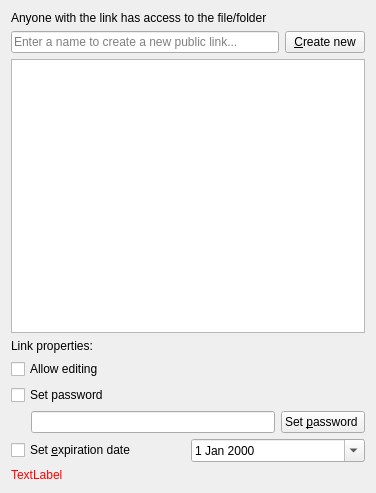
Above: src/gui/sharelinkwidget.ui from nextcloud/desktop before the change. Below: the same form after it.
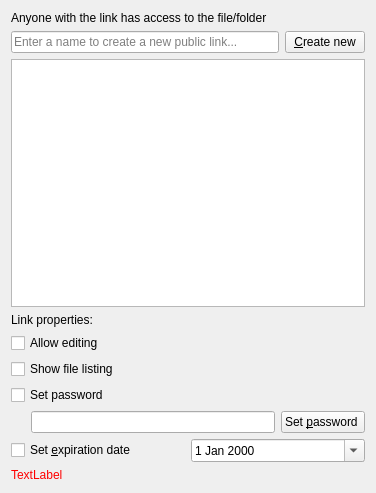
That is the form after the change.

Commit message: Link shares: Add "show file listing" option #5837

Diff of the .ui file:
```diff
--- a/src/gui/sharelinkwidget.ui
+++ b/src/gui/sharelinkwidget.ui
@@ -181,7 +181,7 @@
       </item>
       <item row="3" column="0">
        <widget class="QWidget" name="widget_editing" native="true">
-        <layout class="QHBoxLayout" name="horizontalLayout_editing">
+        <layout class="QGridLayout" name="layout_editing">
          <property name="leftMargin">
           <number>0</number>
          </property>
@@ -194,14 +194,14 @@
          <property name="bottomMargin">
           <number>0</number>
          </property>
-         <item>
+         <item row="0" column="0">
           <widget class="QCheckBox" name="checkBox_editing">
            <property name="text">
             <string>Allow editing</string>
            </property>
           </widget>
          </item>
-         <item>
+         <item row="0" column="1">
           <spacer name="horizontalSpacer">
            <property name="orientation">
             <enum>Qt::Horizontal</enum>
@@ -214,6 +214,13 @@
            </property>
           </spacer>
          </item>
+         <item row="1" column="0">
+          <widget class="QCheckBox" name="checkBox_fileListing">
+           <property name="text">
+            <string>Show file listing</string>
+           </property>
+          </widget>
+         </item>
         </layout>
        </widget>
       </item>
```
The commit also changes 6 other files.
